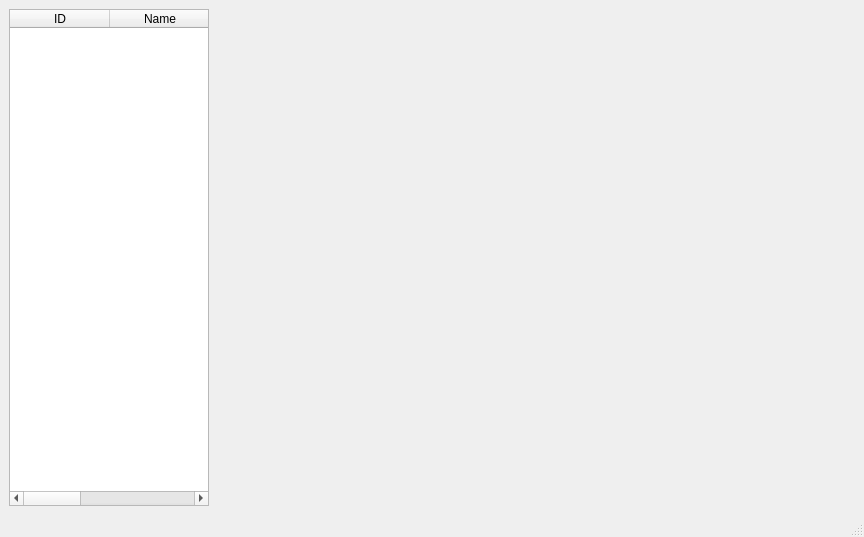
Before: the Qt Designer form examples/Editor/MainWindow.ui in martinscheffler/qtentity, drawn with Qt 5.
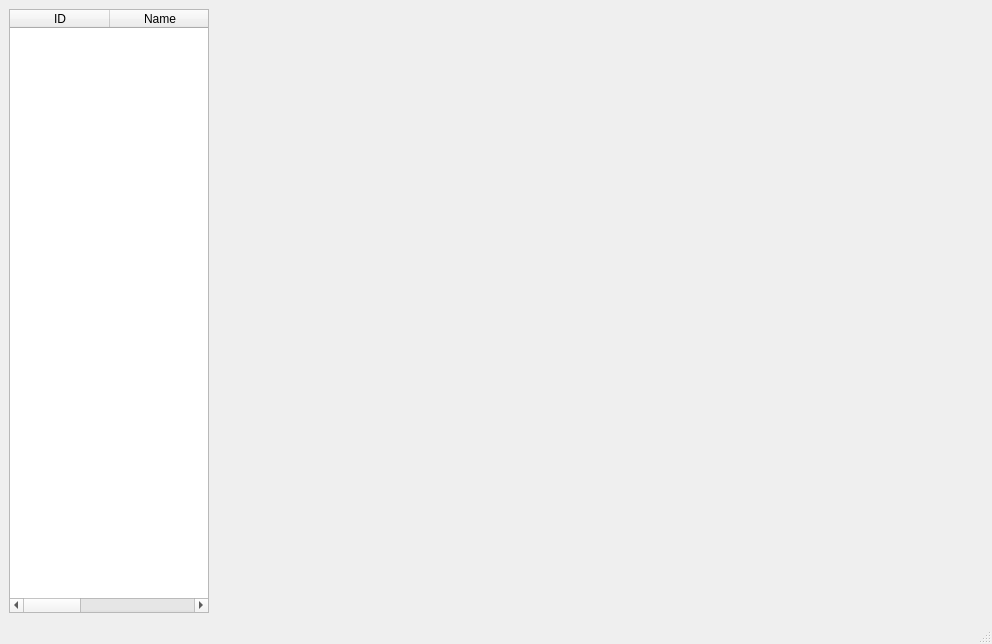
After: the same form once the commit is applied.

What changed in the file:
```diff
--- a/examples/Editor/MainWindow.ui
+++ b/examples/Editor/MainWindow.ui
@@ -6,8 +6,8 @@
    <rect>
     <x>0</x>
     <y>0</y>
-    <width>861</width>
-    <height>537</height>
+    <width>992</width>
+    <height>644</height>
    </rect>
   </property>
   <property name="windowTitle">
@@ -47,20 +47,7 @@
      </widget>
     </item>
     <item>
-     <widget class="QWidget" name="_rendererPos" native="true">
-      <property name="minimumSize">
-       <size>
-        <width>640</width>
-        <height>480</height>
-       </size>
-      </property>
-      <property name="maximumSize">
-       <size>
-        <width>640</width>
-        <height>480</height>
-       </size>
-      </property>
-     </widget>
+     <widget class="QWidget" name="_rendererPos" native="true"/>
     </item>
    </layout>
   </widget>
```
Left out of the diff: 2 changed lines with no effect on the pictures.
